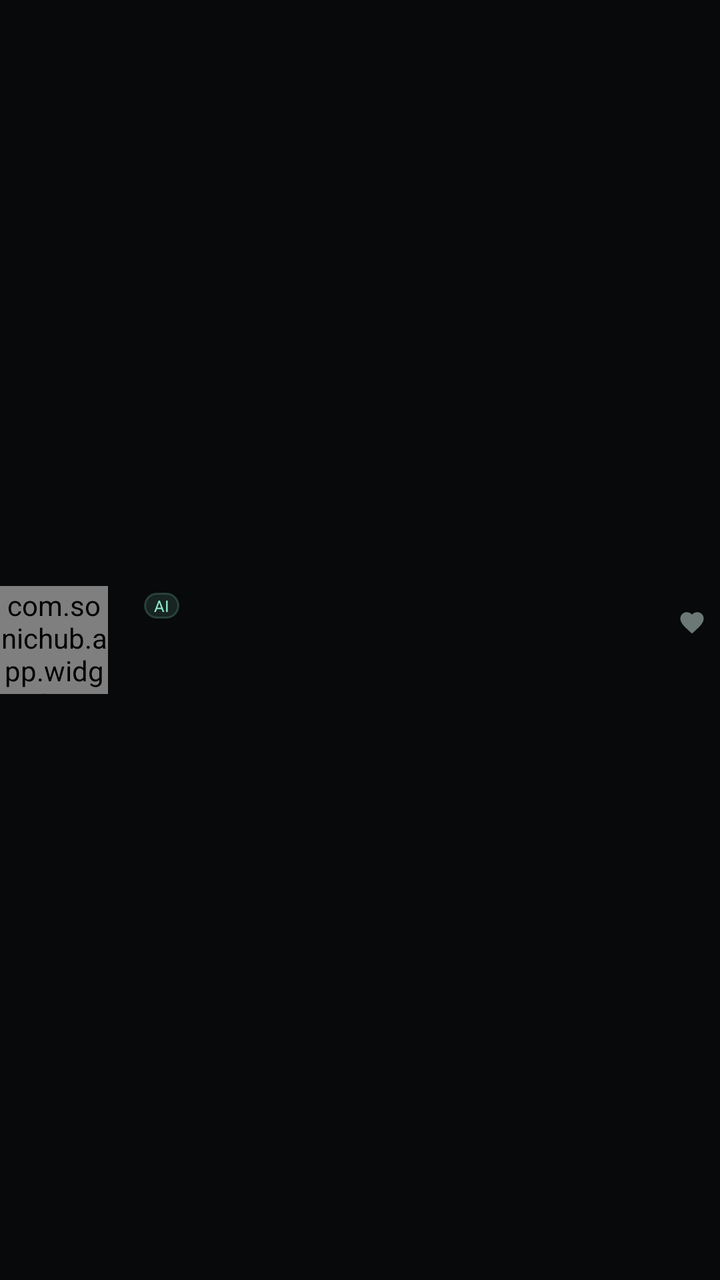
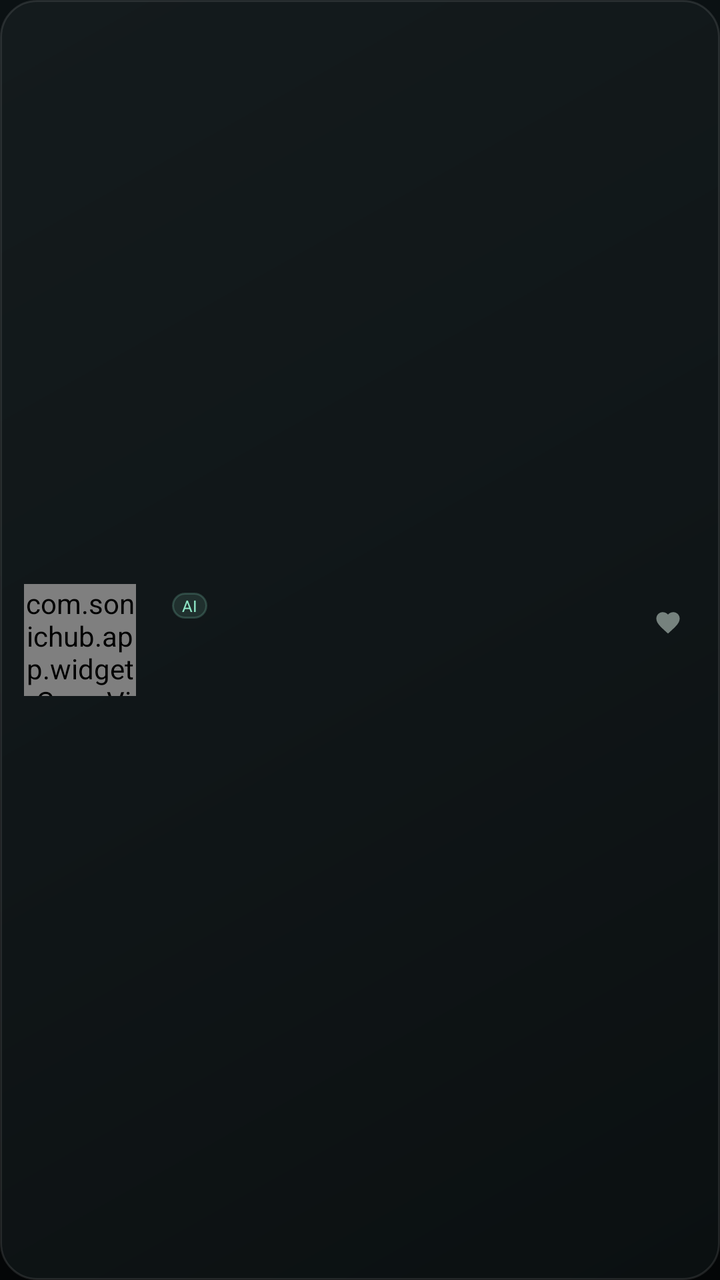

The first picture is an Android layout as it rendered before a commit; the second is the same layout after the commit. The layout source and the unified diff follow.
<!-- AndroidManifest.xml: application theme Theme.SonicHub -->
<!-- res/layout/item_song.xml -->
<?xml version="1.0" encoding="utf-8"?>
<LinearLayout xmlns:android="http://schemas.android.com/apk/res/android"
    xmlns:app="http://schemas.android.com/apk/res-auto"
    android:id="@+id/root"
    android:layout_width="match_parent"
    android:layout_height="wrap_content"
    android:background="?attr/selectableItemBackground"
    android:gravity="center_vertical"
    android:orientation="horizontal"
    android:paddingTop="10dp"
    android:paddingBottom="10dp">

    <com.sonichub.app.widget.CoverView
        android:id="@+id/cover"
        android:layout_width="54dp"
        android:layout_height="54dp" />

    <LinearLayout
        android:layout_width="0dp"
        android:layout_height="wrap_content"
        android:layout_marginStart="12dp"
        android:layout_weight="1"
        android:orientation="vertical">

        <LinearLayout
            android:layout_width="match_parent"
            android:layout_height="wrap_content"
            android:gravity="center_vertical"
            android:orientation="horizontal">

            <TextView
                android:id="@+id/title"
                android:layout_width="wrap_content"
                android:layout_height="wrap_content"
                android:ellipsize="end"
                android:maxLines="1"
                android:textColor="@color/text"
                android:textSize="13.5sp"
                android:textStyle="bold" />

            <TextView
                android:id="@+id/aiBadge"
                android:layout_width="wrap_content"
                android:layout_height="wrap_content"
                android:layout_marginStart="6dp"
                android:background="@drawable/bg_pill_green"
                android:paddingStart="5dp"
                android:paddingTop="1dp"
                android:paddingEnd="5dp"
                android:paddingBottom="1dp"
                android:text="AI"
                android:textColor="@color/mint"
                android:textSize="8sp" />
        </LinearLayout>

        <TextView
            android:id="@+id/subtitle"
            android:layout_width="match_parent"
            android:layout_height="wrap_content"
            android:layout_marginTop="3dp"
            android:ellipsize="end"
            android:maxLines="1"
            android:textColor="@color/text_3"
            android:textSize="10.5sp" />

        <TextView
            android:id="@+id/tags"
            android:layout_width="match_parent"
            android:layout_height="wrap_content"
            android:layout_marginTop="4dp"
            android:ellipsize="end"
            android:maxLines="1"
            android:textColor="@color/text_3"
            android:textSize="9sp" />
    </LinearLayout>

    <LinearLayout
        android:layout_width="wrap_content"
        android:layout_height="wrap_content"
        android:layout_marginStart="10dp"
        android:gravity="end"
        android:orientation="vertical">

        <LinearLayout
            android:id="@+id/likeButton"
            android:layout_width="wrap_content"
            android:layout_height="wrap_content"
            android:gravity="center_vertical"
            android:orientation="horizontal"
            android:padding="4dp">

            <ImageView
                android:id="@+id/likeIcon"
                android:layout_width="14dp"
                android:layout_height="14dp"
                android:src="@drawable/ic_heart"
                app:tint="@color/text_3" />

            <TextView
                android:id="@+id/likeCount"
                android:layout_width="wrap_content"
                android:layout_height="wrap_content"
                android:layout_marginStart="3dp"
                android:textColor="@color/text_3"
                android:textSize="9.5sp" />
        </LinearLayout>

        <TextView
            android:id="@+id/duration"
            android:layout_width="wrap_content"
            android:layout_height="wrap_content"
            android:layout_marginTop="4dp"
            android:fontFamily="monospace"
            android:textColor="@color/text_3"
            android:textSize="9.5sp" />
    </LinearLayout>
</LinearLayout>
<!-- resources referenced by this layout -->
<resources>
  <color name="mint">#FF8EE6C6</color>
  <color name="text">#FFF2F5F4</color>
  <color name="text_3">#FF6C7875</color>
  <!-- drawable bg_pill_green (drawable) -->
  <?xml version="1.0" encoding="utf-8"?>
  <shape xmlns:android="http://schemas.android.com/apk/res/android">
      <solid android:color="@color/mint_soft" />
      <corners android:radius="999dp" />
      <stroke android:width="1dp" android:color="#338EE6C6" />
  </shape>
  <!-- drawable ic_heart (drawable) -->
  <?xml version="1.0" encoding="utf-8"?>
  <vector xmlns:android="http://schemas.android.com/apk/res/android"
      android:width="24dp" android:height="24dp"
      android:viewportWidth="24" android:viewportHeight="24">
      <path android:fillColor="#FFFFFFFF"
          android:pathData="M12,21.35l-1.45,-1.32C5.4,15.36 2,12.28 2,8.5 2,5.42 4.42,3 7.5,3c1.74,0 3.41,0.81 4.5,2.09C13.09,3.81 14.76,3 16.5,3 19.58,3 22,5.42 22,8.5c0,3.78 -3.4,6.86 -8.55,11.54L12,21.35z" />
  </vector>
  <style name="Theme.SonicHub" parent="Theme.MaterialComponents.NoActionBar">
          <item name="colorPrimary">@color/accent</item>
          <item name="colorPrimaryDark">@color/bg</item>
          <item name="colorSecondary">@color/mint</item>
          <item name="colorSurface">@color/surface</item>
          <item name="colorOnSurface">@color/text</item>
          <item name="android:windowBackground">@color/bg</item>
          <item name="android:statusBarColor">@color/bg</item>
          <item name="android:navigationBarColor">@color/bg</item>
          <item name="android:windowLightStatusBar">false</item>
          <item name="android:textColorPrimary">@color/text</item>
          <item name="android:textColorSecondary">@color/text_2</item>
          <item name="android:fontFamily">sans-serif</item>
          <item name="android:forceDarkAllowed">false</item>
      </style>
  <color name="mint_soft">#1F8EE6C6</color>
  <color name="accent">#FFFF7A45</color>
  <color name="bg">#FF07090A</color>
  <color name="surface">#FF0F1415</color>
  <color name="text_2">#FFA3AEAB</color>
</resources>

<!-- the commit's change to res/layout/item_song.xml (unified diff, before → after) -->
@@ -4,16 +4,16 @@
     android:id="@+id/root"
     android:layout_width="match_parent"
     android:layout_height="wrap_content"
-    android:background="?attr/selectableItemBackground"
+    android:layout_marginBottom="8dp"
+    android:background="@drawable/bg_card_clickable"
     android:gravity="center_vertical"
     android:orientation="horizontal"
-    android:paddingTop="10dp"
-    android:paddingBottom="10dp">
+    android:padding="12dp">
 
     <com.sonichub.app.widget.CoverView
         android:id="@+id/cover"
-        android:layout_width="54dp"
-        android:layout_height="54dp" />
+        android:layout_width="56dp"
+        android:layout_height="56dp" />
 
     <LinearLayout
         android:layout_width="0dp"
<!-- resource entries referenced after the edit -->
@@ -1,8 +1,32 @@
 <!-- resources referenced by this layout -->
 <resources>
   <color name="mint">#FF8EE6C6</color>
-  <color name="text">#FFF2F5F4</color>
-  <color name="text_3">#FF6C7875</color>
+  <color name="text">#FFF4F7F6</color>
+  <color name="text_3">#FF76827E</color>
+  <!-- drawable bg_card_clickable (drawable) -->
+  <?xml version="1.0" encoding="utf-8"?>
+  <ripple xmlns:android="http://schemas.android.com/apk/res/android"
+      android:color="#1AFFFFFF">
+      <item android:id="@android:id/mask">
+          <shape>
+              <solid android:color="#FFFFFFFF" />
+              <corners android:radius="18dp" />
+          </shape>
+      </item>
+      <item>
+          <shape>
+              <gradient
+                  android:angle="315"
+                  android:centerColor="#FF101618"
+                  android:endColor="#FF0B1011"
+                  android:startColor="#FF141B1D" />
+              <corners android:radius="18dp" />
+              <stroke
+                  android:width="1dp"
+                  android:color="@color/line" />
+          </shape>
+      </item>
+  </ripple>
   <!-- drawable bg_pill_green (drawable) -->
   <?xml version="1.0" encoding="utf-8"?>
   <shape xmlns:android="http://schemas.android.com/apk/res/android">
@@ -24,19 +48,30 @@
           <item name="colorSecondary">@color/mint</item>
           <item name="colorSurface">@color/surface</item>
           <item name="colorOnSurface">@color/text</item>
-          <item name="android:windowBackground">@color/bg</item>
+          <item name="android:windowBackground">@drawable/bg_screen</item>
           <item name="android:statusBarColor">@color/bg</item>
           <item name="android:navigationBarColor">@color/bg</item>
           <item name="android:windowLightStatusBar">false</item>
+          <item name="android:windowLightNavigationBar">false</item>
           <item name="android:textColorPrimary">@color/text</item>
           <item name="android:textColorSecondary">@color/text_2</item>
           <item name="android:fontFamily">sans-serif</item>
           <item name="android:forceDarkAllowed">false</item>
       </style>
+  <color name="line">#1AFFFFFF</color>
   <color name="mint_soft">#1F8EE6C6</color>
   <color name="accent">#FFFF7A45</color>
   <color name="bg">#FF07090A</color>
   <color name="surface">#FF0F1415</color>
-  <color name="text_2">#FFA3AEAB</color>
+  <!-- drawable bg_screen (drawable) -->
+  <?xml version="1.0" encoding="utf-8"?>
+  <shape xmlns:android="http://schemas.android.com/apk/res/android">
+      <gradient
+          android:angle="270"
+          android:centerColor="#FF080C0E"
+          android:endColor="#FF040607"
+          android:startColor="#FF0B1113" />
+  </shape>
+  <color name="text_2">#FFADB8B5</color>
 </resources>
 
